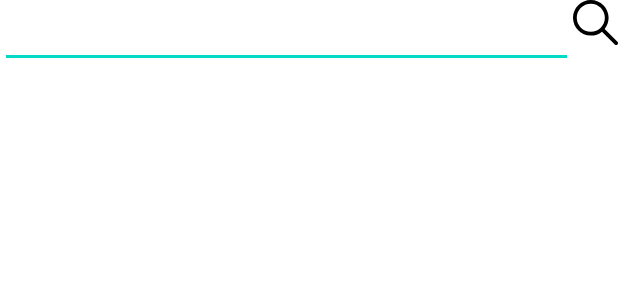
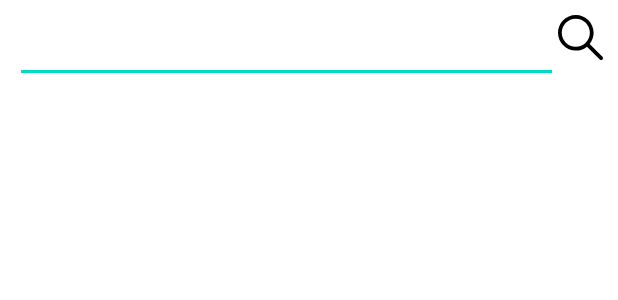
Before and after one commit to galmaegi/ItBook, an Android app: the layout fragment_search.xml on its own in the app's theme, with its tools: preview values and no code run, on a phone screen of 412 x 824 dp. Shown: the top 300 px of the screen. Run offline under Robolectric (Android 15) with nearby library versions, the phone set to English and light mode, and no system bars; network calls fail.

Commit message:
Add padding in fragments

```diff
--- a/app/src/main/res/layout/fragment_new.xml
+++ b/app/src/main/res/layout/fragment_new.xml
@@ -4,16 +4,18 @@
     xmlns:tools="http://schemas.android.com/tools"
     android:layout_width="match_parent"
     android:layout_height="match_parent"
+    android:paddingLeft="10dp"
+    android:paddingRight="10dp"
     tools:context=".ui.new.NewFragment">
 
   <androidx.recyclerview.widget.RecyclerView
       android:id="@+id/list"
       android:layout_width="0dp"
       android:layout_height="0dp"
+      app:layout_constraintBottom_toBottomOf="parent"
+      app:layout_constraintEnd_toEndOf="parent"
       app:layout_constraintStart_toStartOf="parent"
-      app:layout_constraintEnd_toEndOf="parent"
       app:layout_constraintTop_toTopOf="parent"
-      app:layout_constraintBottom_toBottomOf="parent"
       tools:listitem="@layout/item_book" />
 
 </androidx.constraintlayout.widget.ConstraintLayout>
--- a/app/src/main/res/layout/fragment_search.xml
+++ b/app/src/main/res/layout/fragment_search.xml
@@ -4,6 +4,9 @@
     xmlns:tools="http://schemas.android.com/tools"
     android:layout_width="match_parent"
     android:layout_height="match_parent"
+    android:paddingTop="10dp"
+    android:paddingLeft="10dp"
+    android:paddingRight="10dp"
     tools:context=".ui.search.SearchFragment">
 
   <androidx.appcompat.widget.AppCompatEditText
```
